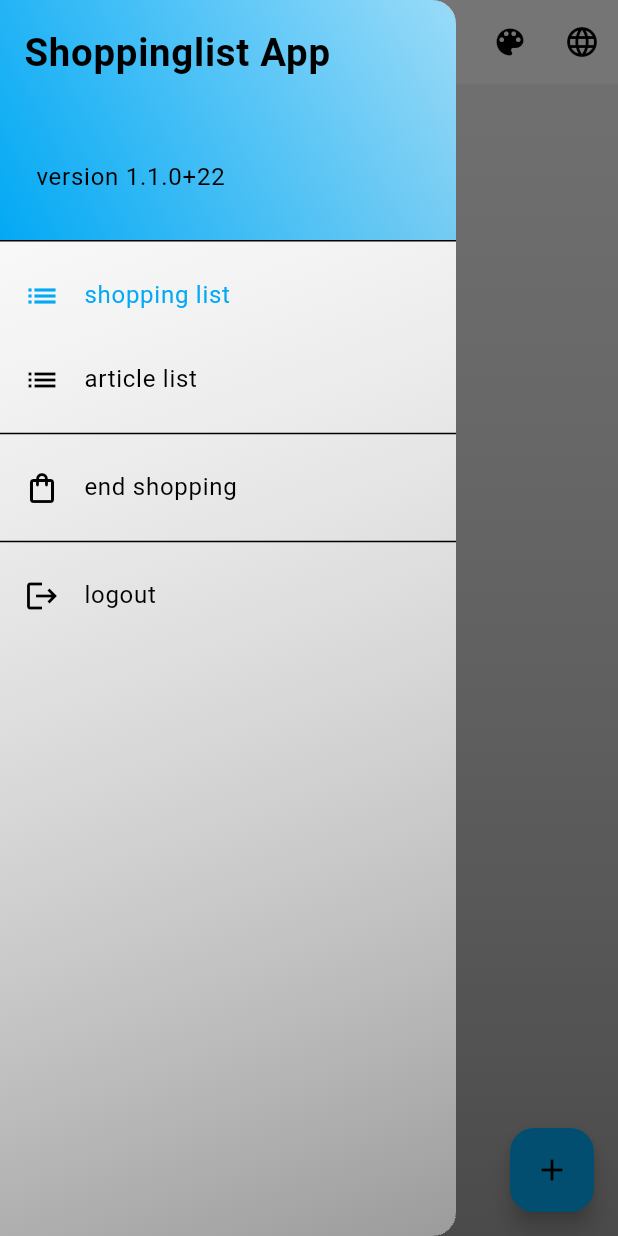
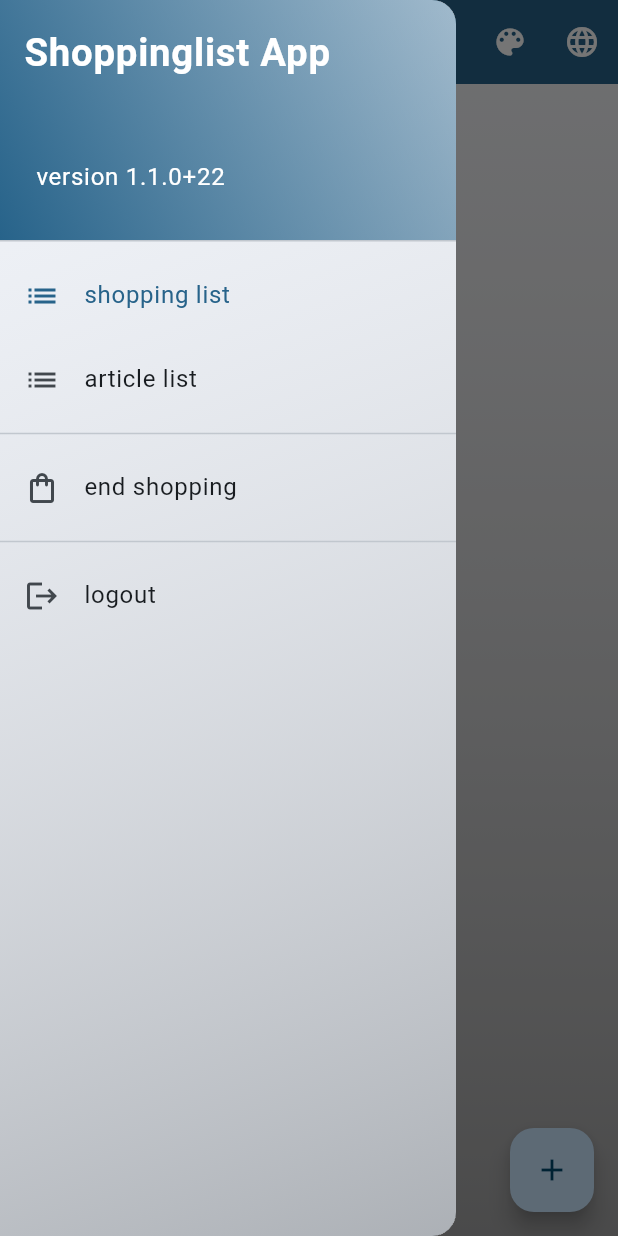
Before and after one commit to aluedtke7/shoppinglist, a Flutter app: the ActivePage screen opened by its route, with the side drawer open, on a phone screen of 412 x 824 dp. Run offline on Flutter 3.47's test engine with Material 3 defaults, Android fonts, the phone set to English and light mode, and no system bars; drawn by our look-alikes of flutter_slidable; our stand-ins replace email_validator, package_info_plus, pocketbase, shared_preferences, theme_provider, vibration; missing offline and left inert: fetch_client; accounts and stored records are empty; generated files the repository leaves out were written again; network calls fail.

Commit message:
Themes overhauled

```diff
--- a/lib/component/custom_themes.dart
+++ b/lib/component/custom_themes.dart
@@ -6,14 +6,13 @@ import 'package:shoppinglist/component/theme_options.dart';
 
 var customThemes = [
   AppTheme(
-    id: 'light',
-    description: 'Light',
+    id: 'light-blue',
+    description: 'Light blue',
     data: ThemeData(
       useMaterial3: true,
-      colorScheme: ColorScheme.fromSwatch(
+      colorScheme: ColorScheme.fromSeed(
         brightness: Brightness.light,
-        primarySwatch: Colors.lightBlue,
-        accentColor: Colors.blueAccent,
+        seedColor: Colors.lightBlue,
       ),
       dialogBackgroundColor: const Color.fromARGB(255, 240, 240, 240),
     ),
@@ -28,20 +27,19 @@ var customThemes = [
     ),
   ),
   AppTheme(
-    id: 'dark',
-    description: 'Dark',
+    id: 'light-green',
+    description: 'Light green',
     data: ThemeData(
       useMaterial3: true,
-      colorScheme: ColorScheme.fromSwatch(
-        brightness: Brightness.dark,
-        primarySwatch: Colors.cyan,
-        accentColor: Colors.cyan.shade700,
+      colorScheme: ColorScheme.fromSeed(
+        brightness: Brightness.light,
+        seedColor: Colors.lightGreen,
       ),
-      dialogBackgroundColor: const Color.fromARGB(255, 50, 50, 50),
+      dialogBackgroundColor: const Color.fromARGB(255, 240, 240, 240),
     ),
     options: ThemeOptions(
-      Colors.grey.shade600,
-      Statics.getSlideBtnBackgroundDark,
+      Colors.grey.shade400,
+      Statics.getSlideBtnBackgroundLight,
       1.4,
       FontWeight.bold,
       Statics.getGradientPageDecoration(),
@@ -54,9 +52,9 @@ var customThemes = [
     description: 'Orange',
     data: ThemeData(
       useMaterial3: true,
-      colorScheme: ColorScheme.fromSwatch(
-        primarySwatch: Colors.deepOrange,
-        accentColor: Colors.deepOrange.shade700,
+      colorScheme: ColorScheme.fromSeed(
+        brightness: Brightness.light,
+        seedColor: Colors.orange,
       ),
       dialogBackgroundColor: const Color.fromARGB(255, 240, 240, 240),
     ),
@@ -75,9 +73,9 @@ var customThemes = [
     description: 'Light orange',
     data: ThemeData(
       useMaterial3: false,
-      colorScheme: ColorScheme.fromSwatch(
-        primarySwatch: Colors.deepOrange,
-        accentColor: Colors.deepOrange,
+      colorScheme: ColorScheme.fromSeed(
+        seedColor: Colors.orange,
+        brightness: Brightness.light,
       ),
       dialogBackgroundColor: const Color.fromARGB(255, 240, 240, 240),
     ),
@@ -92,14 +90,34 @@ var customThemes = [
     ),
   ),
   AppTheme(
+    id: 'dark-cyan',
+    description: 'Dark cyan',
+    data: ThemeData(
+      useMaterial3: true,
+      colorScheme: ColorScheme.fromSeed(
+        brightness: Brightness.dark,
+        seedColor: Colors.cyan,
+      ),
+      dialogBackgroundColor: const Color.fromARGB(255, 50, 50, 50),
+    ),
+    options: ThemeOptions(
+      Colors.grey.shade600,
+      Statics.getSlideBtnBackgroundDark,
+      1.4,
+      FontWeight.bold,
+      Statics.getGradientPageDecoration(),
+      Statics.getGradientDrawerDecoration,
+      Statics.getGradientDrawerHeaderDecoration,
+    ),
+  ),
+  AppTheme(
     id: 'dark-orange',
     description: 'Dark orange',
     data: ThemeData(
       useMaterial3: true,
-      colorScheme: ColorScheme.fromSwatch(
+      colorScheme: ColorScheme.fromSeed(
         brightness: Brightness.dark,
-        primarySwatch: Colors.orange,
-        accentColor: Colors.orange.shade700,
+        seedColor: Colors.orange,
       ),
     ),
     options: ThemeOptions(
--- a/lib/component/slapp_app_bar.dart
+++ b/lib/component/slapp_app_bar.dart
@@ -29,7 +29,12 @@ class _SlappAppBarState extends State<SlappAppBar> {
     final pbp = Provider.of<PocketBaseProvider>(context, listen: true);
 
     return AppBar(
-      title: Text(widget.title),
+      iconTheme: IconThemeData(color: Theme.of(context).colorScheme.onPrimary),
+      backgroundColor: Theme.of(context).colorScheme.primary,
+      title: Text(
+        widget.title,
+        style: TextStyle(color: Theme.of(context).colorScheme.onPrimary),
+      ),
       actions: [
         if (!pbp.isHealthy)
           const Padding(
--- a/lib/component/slapp_drawer.dart
+++ b/lib/component/slapp_drawer.dart
@@ -21,22 +21,21 @@ class SlappDrawer extends StatelessWidget {
 
     return Drawer(
       child: Container(
-        decoration: ThemeProvider.optionsOf<ThemeOptions>(context)
-            .drawerDecoration(context),
+        decoration: ThemeProvider.optionsOf<ThemeOptions>(context).drawerDecoration(context),
         child: ListView(
           padding: EdgeInsets.zero,
           children: [
             DrawerHeader(
-              decoration: ThemeProvider.optionsOf<ThemeOptions>(context)
-                  .drawerHeaderDecoration(context),
+              decoration: ThemeProvider.optionsOf<ThemeOptions>(context).drawerHeaderDecoration(context),
               child: Column(
                 crossAxisAlignment: CrossAxisAlignment.start,
                 children: [
                   Text(
                     i18n(context).drawer_title,
                     textScaler: const TextScaler.linear(1.6),
-                    style: const TextStyle(
+                    style: TextStyle(
                       fontWeight: FontWeight.bold,
+                      color: Theme.of(context).colorScheme.onPrimary,
                     ),
                   ),
                   Padding(
@@ -44,6 +43,9 @@ class SlappDrawer extends StatelessWidget {
                     child: Text(
                       pbp.userName,
                       textScaler: const TextScaler.linear(1.2),
+                      style: TextStyle(
+                        color: Theme.of(context).colorScheme.onPrimary,
+                      ),
                     ),
                   ),
                   Padding(
@@ -53,10 +55,14 @@ class SlappDrawer extends StatelessWidget {
                         builder: (ctx, snapshot) {
                           var defText = '---';
                           if (snapshot.hasData) {
-                            defText =
-                                '${snapshot.data!.version}+${snapshot.data!.buildNumber}';
+                            defText = '${snapshot.data!.version}+${snapshot.data!.buildNumber}';
                           }
-                          return Text(i18n(context).drawer_version(defText));
+                          return Text(
+                            i18n(context).drawer_version(defText),
+                            style: TextStyle(
+                              color: Theme.of(context).colorScheme.onPrimary,
+                            ),
+                          );
                         }),
                   ),
                 ],
@@ -64,8 +70,7 @@ class SlappDrawer extends StatelessWidget {
             ),
             ListTile(
               title: Text(i18n(context).p_active_title),
-              selected:
-                  ModalRoute.of(context)?.settings.name == ActivePage.routeName,
+              selected: ModalRoute.of(context)?.settings.name == ActivePage.routeName,
               onTap: () {
                 Navigator.pushNamed(context, ActivePage.routeName);
               },
@@ -75,8 +80,7 @@ class SlappDrawer extends StatelessWidget {
             ),
             ListTile(
               title: Text(i18n(context).p_articles_title),
-              selected: ModalRoute.of(context)?.settings.name ==
-                  ArticlePage.routeName,
+              selected: ModalRoute.of(context)?.settings.name == ArticlePage.routeName,
               onTap: () {
                 Navigator.pushNamed(context, ArticlePage.routeName);
               },
@@ -89,9 +93,7 @@ class SlappDrawer extends StatelessWidget {
               title: Text(i18n(context).drawer_end_shopping),
               onTap: () {
                 Statics.showConfirmDialog(
-                        context,
-                        i18n(context).drawer_end_shopping,
-                        i18n(context).drawer_end_shopping_q)
+                        context, i18n(context).drawer_end_shopping, i18n(context).drawer_end_shopping_q)
                     .then((value) {
                   if (value != null && value) {
                     pbp.endShopping();
@@ -107,13 +109,11 @@ class SlappDrawer extends StatelessWidget {
             ListTile(
               title: Text(i18n(context).drawer_logout),
               onTap: () {
-                Statics.showConfirmDialog(context, i18n(context).drawer_logout,
-                        i18n(context).drawer_logout_q)
+                Statics.showConfirmDialog(context, i18n(context).drawer_logout, i18n(context).drawer_logout_q)
                     .then((value) {
                   if (value != null && value) {
                     pbp.logout();
-                    Navigator.pushNamedAndRemoveUntil(
-                        context, LoginPage.routeName, (route) => false);
+                    Navigator.pushNamedAndRemoveUntil(context, LoginPage.routeName, (route) => false);
                   }
                 });
               },
```
Also changed, not shown: 2 other files.
